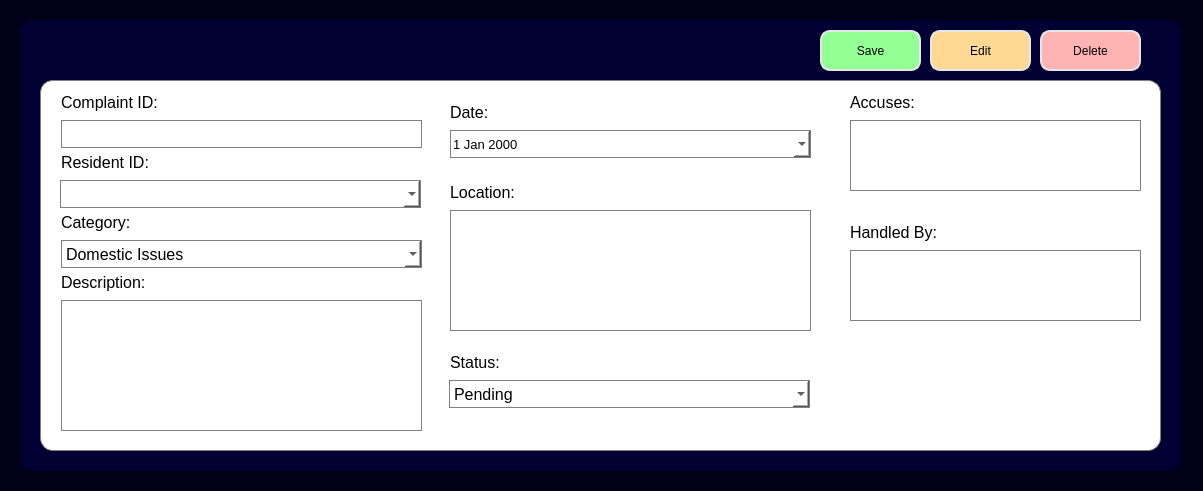
The window that uifiles/infocomplaintui.ui (mustafamclngn/CCC151-ComplaSys) describes before a commit, drawn with Qt 5.
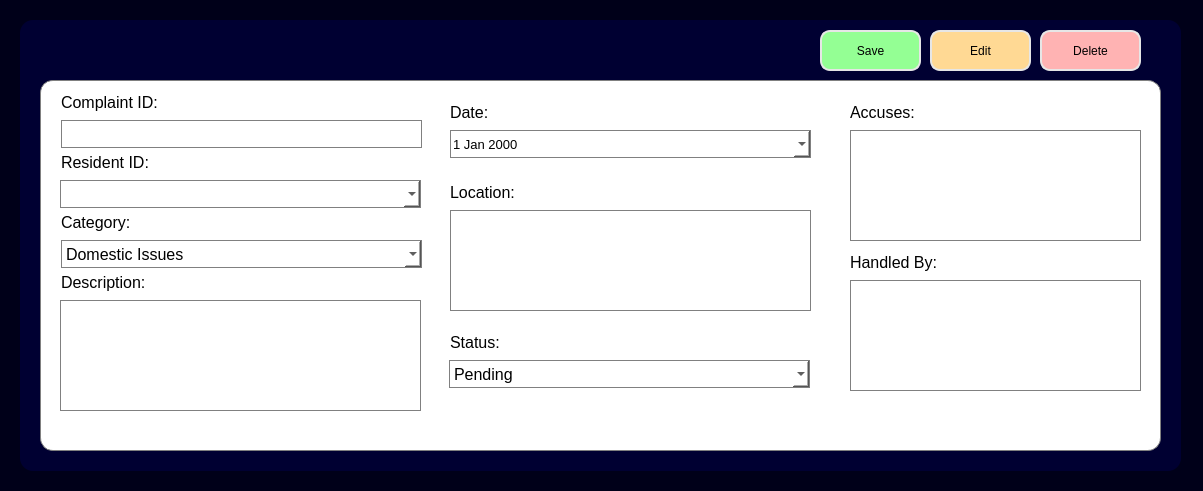
The same window after the commit. Icons and pictures are not drawn.

Diff of the .ui file:
```diff
--- a/uifiles/infocomplaintui.ui
+++ b/uifiles/infocomplaintui.ui
@@ -244,7 +244,7 @@
      <property name="geometry">
       <rect>
        <x>410</x>
-       <y>270</y>
+       <y>250</y>
        <width>63</width>
        <height>24</height>
       </rect>
@@ -265,7 +265,7 @@
      <property name="geometry">
       <rect>
        <x>409</x>
-       <y>300</y>
+       <y>280</y>
        <width>361</width>
        <height>28</height>
       </rect>
@@ -317,47 +317,7 @@
       <string>Description:</string>
      </property>
     </widget>
-    <widget class="QLineEdit" name="addcomplaint_location_input">
-     <property name="geometry">
-      <rect>
-       <x>410</x>
-       <y>130</y>
-       <width>361</width>
-       <height>121</height>
-      </rect>
-     </property>
-     <property name="font">
-      <font>
-       <pointsize>12</pointsize>
-      </font>
-     </property>
-     <property name="styleSheet">
-      <string notr="true">background-color: white;
-border: 1px solid grey;
-border-radius: 0px;</string>
-     </property>
-    </widget>
-    <widget class="QLineEdit" name="addcomplaint_description_input">
-     <property name="geometry">
-      <rect>
-       <x>21</x>
-       <y>220</y>
-       <width>361</width>
-       <height>131</height>
-      </rect>
-     </property>
-     <property name="font">
-      <font>
-       <pointsize>12</pointsize>
-      </font>
-     </property>
-     <property name="styleSheet">
-      <string notr="true">background-color: white;
-border: 1px solid grey;
-border-radius: 0px;</string>
-     </property>
-    </widget>
-    <widget class="QDateEdit" name="addcomplaint_date_input">
+    <widget class="QDateEdit" name="infocomplaint_date_input">
      <property name="geometry">
       <rect>
        <x>410</x>
@@ -404,30 +364,9 @@
      <property name="geometry">
       <rect>
        <x>810</x>
-       <y>140</y>
-       <width>107</width>
-       <height>24</height>
-      </rect>
-     </property>
-     <property name="font">
-      <font>
-       <pointsize>12</pointsize>
-      </font>
-     </property>
-     <property name="styleSheet">
-      <string notr="true">border: 0px</string>
-     </property>
-     <property name="text">
-      <string>Handled By:</string>
-     </property>
-    </widget>
-    <widget class="QLineEdit" name="addcomplaint_description_input_2">
-     <property name="geometry">
-      <rect>
-       <x>810</x>
        <y>170</y>
-       <width>291</width>
-       <height>71</height>
+       <width>107</width>
+       <height>24</height>
       </rect>
      </property>
      <property name="font">
@@ -436,16 +375,17 @@
       </font>
      </property>
      <property name="styleSheet">
-      <string notr="true">background-color: white;
-border: 1px solid grey;
-border-radius: 0px;</string>
+      <string notr="true">border: 0px</string>
+     </property>
+     <property name="text">
+      <string>Handled By:</string>
      </property>
     </widget>
     <widget class="QLabel" name="label_address_4">
      <property name="geometry">
       <rect>
        <x>810</x>
-       <y>10</y>
+       <y>20</y>
        <width>107</width>
        <height>24</height>
       </rect>
@@ -462,25 +402,93 @@
       <string>Accuses:</string>
      </property>
     </widget>
-    <widget class="QLineEdit" name="addcomplaint_description_input_3">
+    <widget class="QTextEdit" name="infocomplaint_description_input">
      <property name="geometry">
       <rect>
+       <x>20</x>
+       <y>220</y>
+       <width>361</width>
+       <height>111</height>
+      </rect>
+     </property>
+     <property name="styleSheet">
+      <string notr="true">background-color: white;
+border: 1px solid grey;
+border-radius: 0px;</string>
+     </property>
+     <property name="html">
+      <string>&lt;!DOCTYPE HTML PUBLIC &quot;-//W3C//DTD HTML 4.0//EN&quot; &quot;http://www.w3.org/TR/REC-html40/strict.dtd&quot;&gt;
+&lt;html&gt;&lt;head&gt;&lt;meta name=&quot;qrichtext&quot; content=&quot;1&quot; /&gt;&lt;style type=&quot;text/css&quot;&gt;
+p, li { white-space: pre-wrap; }
+&lt;/style&gt;&lt;/head&gt;&lt;body style=&quot; font-family:'MS Shell Dlg 2'; font-size:8.25pt; font-weight:400; font-style:normal;&quot;&gt;
+&lt;p style=&quot;-qt-paragraph-type:empty; margin-top:0px; margin-bottom:0px; margin-left:0px; margin-right:0px; -qt-block-indent:0; text-indent:0px;&quot;&gt;&lt;br /&gt;&lt;/p&gt;&lt;/body&gt;&lt;/html&gt;</string>
+     </property>
+    </widget>
+    <widget class="QTextEdit" name="infocomplaint_location_input">
+     <property name="geometry">
+      <rect>
+       <x>410</x>
+       <y>130</y>
+       <width>361</width>
+       <height>101</height>
+      </rect>
+     </property>
+     <property name="styleSheet">
+      <string notr="true">background-color: white;
+border: 1px solid grey;
+border-radius: 0px;</string>
+     </property>
+     <property name="html">
+      <string>&lt;!DOCTYPE HTML PUBLIC &quot;-//W3C//DTD HTML 4.0//EN&quot; &quot;http://www.w3.org/TR/REC-html40/strict.dtd&quot;&gt;
+&lt;html&gt;&lt;head&gt;&lt;meta name=&quot;qrichtext&quot; content=&quot;1&quot; /&gt;&lt;style type=&quot;text/css&quot;&gt;
+p, li { white-space: pre-wrap; }
+&lt;/style&gt;&lt;/head&gt;&lt;body style=&quot; font-family:'MS Shell Dlg 2'; font-size:8.25pt; font-weight:400; font-style:normal;&quot;&gt;
+&lt;p style=&quot;-qt-paragraph-type:empty; margin-top:0px; margin-bottom:0px; margin-left:0px; margin-right:0px; -qt-block-indent:0; text-indent:0px;&quot;&gt;&lt;br /&gt;&lt;/p&gt;&lt;/body&gt;&lt;/html&gt;</string>
+     </property>
+    </widget>
+    <widget class="QTextEdit" name="infocomplaint_accuses_input">
+     <property name="geometry">
+      <rect>
        <x>810</x>
-       <y>40</y>
+       <y>50</y>
        <width>291</width>
-       <height>71</height>
+       <height>111</height>
       </rect>
      </property>
-     <property name="font">
-      <font>
-       <pointsize>12</pointsize>
-      </font>
+     <property name="styleSheet">
+      <string notr="true">background-color: white;
+border: 1px solid grey;
+border-radius: 0px;</string>
      </property>
+     <property name="html">
+      <string>&lt;!DOCTYPE HTML PUBLIC &quot;-//W3C//DTD HTML 4.0//EN&quot; &quot;http://www.w3.org/TR/REC-html40/strict.dtd&quot;&gt;
+&lt;html&gt;&lt;head&gt;&lt;meta name=&quot;qrichtext&quot; content=&quot;1&quot; /&gt;&lt;style type=&quot;text/css&quot;&gt;
+p, li { white-space: pre-wrap; }
+&lt;/style&gt;&lt;/head&gt;&lt;body style=&quot; font-family:'MS Shell Dlg 2'; font-size:8.25pt; font-weight:400; font-style:normal;&quot;&gt;
+&lt;p style=&quot;-qt-paragraph-type:empty; margin-top:0px; margin-bottom:0px; margin-left:0px; margin-right:0px; -qt-block-indent:0; text-indent:0px;&quot;&gt;&lt;br /&gt;&lt;/p&gt;&lt;/body&gt;&lt;/html&gt;</string>
+     </property>
+    </widget>
+    <widget class="QTextEdit" name="infocomplaint_handledby_input">
+     <property name="geometry">
+      <rect>
+       <x>810</x>
+       <y>200</y>
+       <width>291</width>
+       <height>111</height>
+      </rect>
+     </property>
      <property name="styleSheet">
       <string notr="true">background-color: white;
 border: 1px solid grey;
 border-radius: 0px;</string>
      </property>
+     <property name="html">
+      <string>&lt;!DOCTYPE HTML PUBLIC &quot;-//W3C//DTD HTML 4.0//EN&quot; &quot;http://www.w3.org/TR/REC-html40/strict.dtd&quot;&gt;
+&lt;html&gt;&lt;head&gt;&lt;meta name=&quot;qrichtext&quot; content=&quot;1&quot; /&gt;&lt;style type=&quot;text/css&quot;&gt;
+p, li { white-space: pre-wrap; }
+&lt;/style&gt;&lt;/head&gt;&lt;body style=&quot; font-family:'MS Shell Dlg 2'; font-size:8.25pt; font-weight:400; font-style:normal;&quot;&gt;
+&lt;p style=&quot;-qt-paragraph-type:empty; margin-top:0px; margin-bottom:0px; margin-left:0px; margin-right:0px; -qt-block-indent:0; text-indent:0px;&quot;&gt;&lt;br /&gt;&lt;/p&gt;&lt;/body&gt;&lt;/html&gt;</string>
+     </property>
     </widget>
    </widget>
    <widget class="QPushButton" name="saveCompBtn">
```
Left out of the diff: 8 changed lines with no effect on the pictures.
